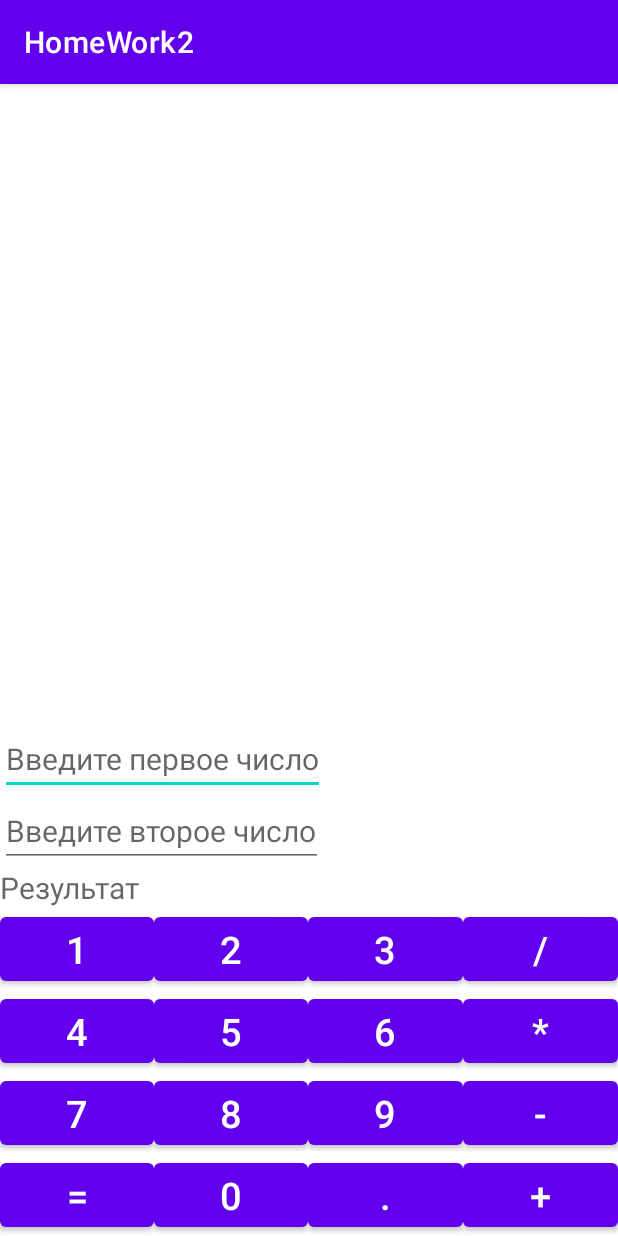
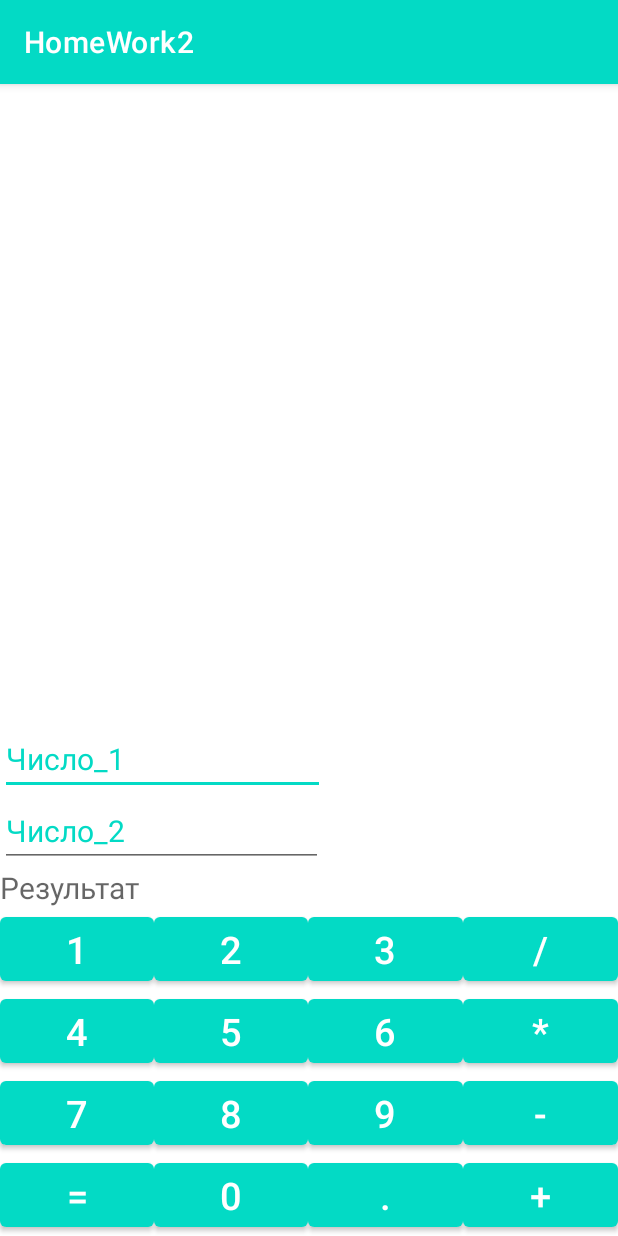
Before and after one commit to anzagornov/android, an Android app: the screen it shows after launch (MainActivity), on a phone screen of 412 x 824 dp. Run offline under Robolectric (Android 15) with nearby library versions, the phone set to English and light mode, and no system bars.

Commit message:
Это черновик ДЗ 3

```diff
--- a/app/src/main/java/com/example/homework2/MainActivity.java
+++ b/app/src/main/java/com/example/homework2/MainActivity.java
@@ -35,7 +35,7 @@ public class MainActivity extends AppCompatActivity implements View.OnClickListe
     @Override
     protected void onCreate(Bundle savedInstanceState) {
         super.onCreate(savedInstanceState);
-        setContentView(R.layout.homework3);
+        setContentView(R.layout.homework4);
 
         num1=(EditText)findViewById(R.id.num1);
         num2=(EditText)findViewById(R.id.num2);
@@ -82,8 +82,11 @@ public class MainActivity extends AppCompatActivity implements View.OnClickListe
         float value2 = 0;
         float result = 0;
 
-        value1 = Float.parseFloat(num1.getText().toString());
-        value2 = Float.parseFloat(num2.getText().toString());
+        String numString1 = num1.getText().toString();
+        String numString2 = num2.getText().toString();
+
+        value1 = numString1.isEmpty() ? 0 : Float.parseFloat(numString1);
+        value2 = numString1.isEmpty() ? 0 : Float.parseFloat(numString2);
 
         switch (v.getId()) {
             case R.id.button_plus:
--- a/app/src/main/res/layout/homework3.xml
+++ b/app/src/main/res/layout/homework4.xml
@@ -14,31 +14,33 @@
         android:id="@+id/num1"
         android:layout_width="wrap_content"
         android:layout_height="wrap_content"
-        android:text="@string/Число_1"
-        android:textSize="20sp"
-        android:textColor="@color/teal_200"
+        android:autofillHints=" "
         android:hint="@string/num1"
         android:inputType="numberDecimal"
-        android:autofillHints=" " />
+        android:text="@string/Число_1"
+        android:textColor="@color/teal_200"
+        android:textSize="20sp" />
+
     <EditText
         android:id="@+id/num2"
         android:layout_width="wrap_content"
         android:layout_height="wrap_content"
-        android:text="@string/Число_2"
-        android:textSize="20sp"
-        android:textColor="@color/teal_200"
+        android:autofillHints=" "
         android:hint="@string/num2"
         android:inputType="numberDecimal"
-        android:autofillHints=" " />
+        android:text="@string/Число_2"
+        android:textColor="@color/teal_200"
+        android:textSize="20sp" />
+
     <TextView
         android:id="@+id/result"
         android:layout_width="wrap_content"
         android:layout_height="wrap_content"
-        android:text="@string/Результат"
-        android:textSize="20sp"
-        android:textColor="@color/teal_200"
         android:hint="@string/result"
         android:inputType="numberDecimal"
+        android:text="@string/Результат"
+        android:textColor="@color/teal_200"
+        android:textSize="20sp"
         tools:ignore="TextViewEdits" />
 
     <LinearLayout
@@ -46,7 +48,7 @@
         android:layout_height="wrap_content"
         android:orientation="horizontal">
 
-        <Button
+        <com.google.android.material.button.MaterialButton
             android:id="@+id/button_1"
             android:layout_width="wrap_content"
             android:layout_height="wrap_content"
@@ -55,7 +57,7 @@
             android:textSize="25sp"
             tools:ignore="ButtonStyle" />
 
-        <Button
+        <com.google.android.material.button.MaterialButton
             android:id="@+id/button_2"
             android:layout_width="wrap_content"
             android:layout_height="wrap_content"
@@ -63,7 +65,8 @@
             android:text="@string/_2"
             android:textSize="25sp"
             tools:ignore="ButtonStyle" />
-        <Button
+
+        <com.google.android.material.button.MaterialButton
             android:id="@+id/button_3"
             android:layout_width="wrap_content"
             android:layout_height="wrap_content"
@@ -71,7 +74,8 @@
             android:text="@string/_3"
             android:textSize="25sp"
             tools:ignore="ButtonStyle" />
-        <Button
+
+        <com.google.android.material.button.MaterialButton
             android:id="@+id/button_dividing"
             android:layout_width="wrap_content"
             android:layout_height="wrap_content"
@@ -85,101 +89,114 @@
         android:layout_width="match_parent"
         android:layout_height="wrap_content"
         android:orientation="horizontal">
-        <Button
+
+        <com.google.android.material.button.MaterialButton
             android:id="@+id/button_4"
             android:layout_width="wrap_content"
             android:layout_height="wrap_content"
             android:layout_weight="1"
             android:text="@string/_4"
-            android:textSize="25dp" />
-        <Button
+            android:textSize="25sp" />
+
+        <com.google.android.material.button.MaterialButton
             android:id="@+id/button_5"
             android:layout_width="wrap_content"
             android:layout_height="wrap_content"
             android:layout_weight="1"
             android:text="@string/_5"
-            android:textSize="25dp" />
-        <Button
+            android:textSize="25sp" />
+
+        <com.google.android.material.button.MaterialButton
             android:id="@+id/button_6"
             android:layout_width="wrap_content"
             android:layout_height="wrap_content"
             android:layout_weight="1"
             android:text="@string/_6"
-            android:textSize="25dp" />
-        <Button
+            android:textSize="25sp" />
+
+        <com.google.android.material.button.MaterialButton
             android:id="@+id/button_multiplying"
             android:layout_width="wrap_content"
             android:layout_height="wrap_content"
             android:layout_weight="1"
             android:text="@string/_multiplying"
-            android:textSize="25dp" />
+            android:textSize="25sp" />
     </LinearLayout>
 
     <LinearLayout
         android:layout_width="match_parent"
         android:layout_height="wrap_content"
         android:orientation="horizontal">
-        <Button
+
+        <com.google.android.material.button.MaterialButton
             android:id="@+id/button_7"
             android:layout_width="wrap_content"
             android:layout_height="wrap_content"
             android:layout_weight="1"
             android:text="@string/_7"
-            android:textSize="25dp" />
-        <Button
+            android:textSize="25sp" />
+
+        <com.google.android.material.button.MaterialButton
             android:id="@+id/button_8"
             android:layout_width="wrap_content"
             android:layout_height="wrap_content"
             android:layout_weight="1"
             android:text="@string/_8"
-            android:textSize="25dp" />
-        <Button
+            android:textSize="25sp"
+            tools:ignore="ButtonStyle" />
+
+        <com.google.android.material.button.MaterialButton
             android:id="@+id/button_9"
             android:layout_width="wrap_content"
             android:layout_height="wrap_content"
             android:layout_weight="1"
             android:text="@string/_9"
-            android:textSize="25dp" />
-        <Button
+            android:textSize="25sp" />
+
+        <com.google.android.material.button.MaterialButton
             android:id="@+id/button_minus"
             android:layout_width="wrap_content"
             android:layout_height="wrap_content"
             android:layout_weight="1"
             android:text="@string/_minus"
-            android:textSize="25dp" />
+            android:textSize="25sp" />
     </LinearLayout>
 
     <LinearLayout
         android:layout_width="match_parent"
         android:layout_height="wrap_content"
         android:orientation="horizontal">
-        <Button
+
+        <com.google.android.material.button.MaterialButton
             android:id="@+id/button_equally"
             android:layout_width="wrap_content"
             android:layout_height="wrap_content"
             android:layout_weight="1"
             android:text="@string/_equally"
-            android:textSize="25dp" />
-        <Button
+            android:textSize="25sp" />
+
+        <com.google.android.material.button.MaterialButton
             android:id="@+id/button_0"
             android:layout_width="wrap_content"
             android:layout_height="wrap_content"
             android:layout_weight="1"
             android:text="@string/_0"
-            android:textSize="25dp" />
-        <Button
+            android:textSize="25sp" />
+
+        <com.google.android.material.button.MaterialButton
             android:id="@+id/button_dot"
             android:layout_width="wrap_content"
             android:layout_height="wrap_content"
             android:layout_weight="1"
             android:text="@string/_dot"
-            android:textSize="25dp" />
-        <Button
+            android:textSize="25sp" />
+
+        <com.google.android.material.button.MaterialButton
             android:id="@+id/button_plus"
             android:layout_width="wrap_content"
             android:layout_height="wrap_content"
             android:layout_weight="1"
             android:text="@string/_plus"
-            android:textSize="25dp" />
+            android:textSize="25sp" />
     </LinearLayout>
 </LinearLayout>
--- a/app/src/main/res/values-night/themes.xml
+++ b/app/src/main/res/values-night/themes.xml
@@ -2,14 +2,14 @@
     <!-- Base application theme. -->
     <style name="Theme.HomeWork2" parent="Theme.MaterialComponents.DayNight.DarkActionBar">
         <!-- Primary brand color. -->
-        <item name="colorPrimary">@color/purple_200</item>
+        <item name="colorPrimary">@color/white</item>
         <item name="colorPrimaryVariant">@color/purple_700</item>
         <item name="colorOnPrimary">@color/black</item>
         <!-- Secondary brand color. -->
         <item name="colorSecondary">@color/teal_200</item>
         <item name="colorSecondaryVariant">@color/teal_200</item>
         <item name="colorOnSecondary">@color/black</item>
-        <!-- Status bar color. -->
+
         <item name="android:statusBarColor" tools:targetApi="l">?attr/colorPrimaryVariant</item>
         <!-- Customize your theme here. -->
     </style>
--- a/app/src/main/res/values/strings.xml
+++ b/app/src/main/res/values/strings.xml
@@ -1,29 +1,25 @@
 <resources>
     <string name="app_name">HomeWork2</string>
-    <string name="_clear">C</string>
-    <string name="_percent">%</string>
-    <string name="_plus_minus">+/-</string>
-    <string name="_delete"><![CDATA[<=]]></string>
     <string name="_1">1</string>
     <string name="_2">2</string>
     <string name="_3">3</string>
-    <string name="_dividing">/</string>
     <string name="_4">4</string>
     <string name="_5">5</string>
     <string name="_6">6</string>
-    <string name="_multiplying">*</string>
     <string name="_7">7</string>
     <string name="_8">8</string>
     <string name="_9">9</string>
-    <string name="_minus">-</string>
-    <string name="_equally">=</string>
     <string name="_0">0</string>
-    <string name="_dot">.</string>
-    <string name="_plus">+</string>
     <string name="num1">Введите первое число</string>
     <string name="num2">Введите второе число</string>
     <string name="result">Результат</string>
     <string name="Результат" />
-    <string name="Число_2" />
-    <string name="Число_1" />
+    <string name="Число_1">Число_1</string>
+    <string name="Число_2">Число_2</string>
+    <string name="_dividing">/</string>
+    <string name="_multiplying">*</string>
+    <string name="_minus">-</string>
+    <string name="_equally">=</string>
+    <string name="_dot">.</string>
+    <string name="_plus">+</string>
 </resources>
--- a/app/src/main/res/values/themes.xml
+++ b/app/src/main/res/values/themes.xml
@@ -2,7 +2,7 @@
     <!-- Base application theme. -->
     <style name="Theme.HomeWork2" parent="Theme.MaterialComponents.DayNight.DarkActionBar">
         <!-- Primary brand color. -->
-        <item name="colorPrimary">@color/purple_500</item>
+        <item name="colorPrimary">@color/teal_200</item>
         <item name="colorPrimaryVariant">@color/purple_700</item>
         <item name="colorOnPrimary">@color/white</item>
         <!-- Secondary brand color. -->
```
